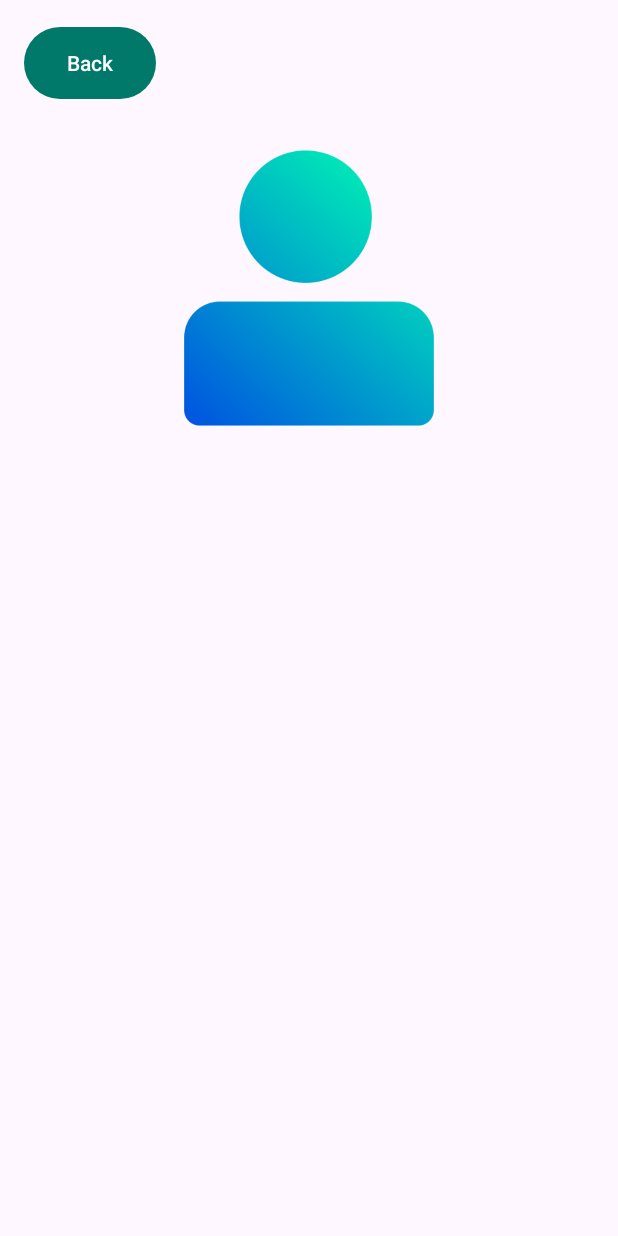
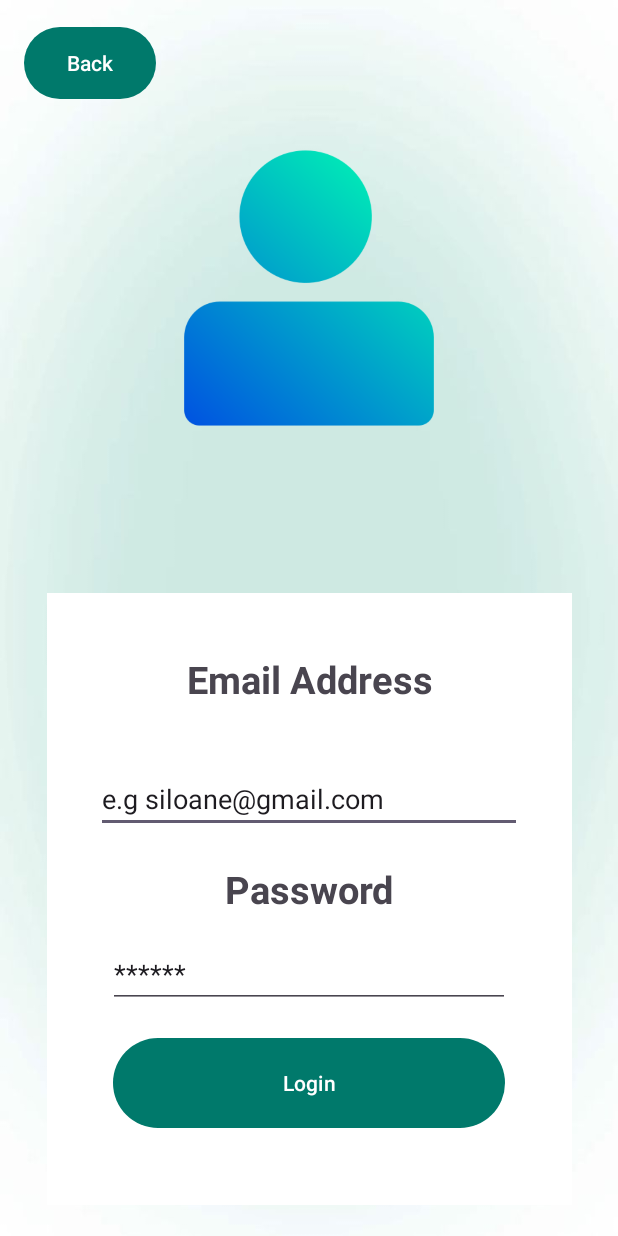
Before and after one commit to JennJenn20/FindMyServicesApp, an Android app: the layout activity_login.xml on its own in the app's theme, with its tools: preview values and no code run, on a phone screen of 412 x 824 dp. Run offline under Robolectric (Android 15) with nearby library versions, the phone set to English and light mode, and no system bars.

Commit message:
3rd commit

```diff
--- a/app/src/main/res/layout/activity_login.xml
+++ b/app/src/main/res/layout/activity_login.xml
@@ -3,6 +3,7 @@
     xmlns:app="http://schemas.android.com/apk/res-auto"
     xmlns:tools="http://schemas.android.com/tools"
     android:layout_width="match_parent"
+    android:background="@drawable/back_ground_pic"
     android:layout_height="match_parent">
 
     <Button
@@ -33,13 +34,70 @@
 
     <LinearLayout
         android:id="@+id/linearLayout2"
-        android:layout_width="409dp"
-        android:layout_height="422dp"
+        android:layout_width="350dp"
+        android:layout_height="408dp"
+        android:background="@color/white"
         android:orientation="vertical"
         app:layout_constraintBottom_toBottomOf="parent"
         app:layout_constraintEnd_toEndOf="parent"
-        app:layout_constraintHorizontal_bias="0.0"
         app:layout_constraintStart_toStartOf="parent"
         app:layout_constraintTop_toTopOf="parent"
-        app:layout_constraintVertical_bias="0.987"/>
+        app:layout_constraintVertical_bias="0.951">
+
+        <TextView
+            android:id="@+id/emailTextView"
+            android:layout_width="match_parent"
+            android:layout_height="wrap_content"
+            android:layout_gravity="center"
+            android:layout_marginTop="40dp"
+            android:gravity="center"
+            android:text="Email Address"
+            android:textSize="25sp"
+            android:textStyle="bold" />
+
+        <EditText
+            android:id="@+id/editTextTextEmailAddress"
+            android:layout_width="284dp"
+            android:layout_height="wrap_content"
+            android:layout_gravity="center"
+            android:layout_marginTop="40dp"
+            android:ems="10"
+            android:inputType="textEmailAddress"
+            android:text="e.g siloane@gmail.com"
+            app:layout_constraintBottom_toTopOf="@+id/emailTextView" />
+
+        <TextView
+            android:id="@+id/PasswordTextView"
+            android:layout_width="398dp"
+            android:layout_height="31dp"
+            android:layout_gravity="center"
+            android:layout_marginTop="20dp"
+            android:gravity="center"
+            android:text="Password"
+            android:textSize="25sp"
+            android:textStyle="bold" />
+
+        <EditText
+            android:id="@+id/editTextTextPassword"
+            android:layout_width="268dp"
+            android:layout_height="wrap_content"
+            android:layout_gravity="center"
+            android:layout_marginTop="20dp"
+            android:ems="10"
+            android:inputType="textEmailAddress"
+            android:text="******"
+            app:layout_constraintBottom_toTopOf="@+id/emailTextView" />
+
+        <Button
+            android:id="@+id/button4"
+            android:layout_width="261dp"
+            android:layout_height="60dp"
+            android:layout_gravity="center"
+            android:layout_marginTop="20dp"
+            android:background="@drawable/rounded_button"
+            android:text="Login"
+            android:textColor="@color/white"
+            app:backgroundTint="@color/teal_blue" />
+    </LinearLayout>
+
 </androidx.constraintlayout.widget.ConstraintLayout>
--- a/app/src/main/res/layout/activity_main.xml
+++ b/app/src/main/res/layout/activity_main.xml
@@ -9,7 +9,7 @@
 
         <!-- Login Button -->
         <Button
-            android:id="@+id/button"
+            android:id="@+id/MovetoLoginPage"
             android:layout_width="102dp"
             android:layout_height="34dp"
             android:background="@android:color/transparent"
@@ -27,7 +27,7 @@
 
         <!-- Sign Up Button -->
         <com.google.android.material.button.MaterialButton
-            android:id="@+id/button2"
+            android:id="@+id/MovetoSignUpPage"
             android:layout_width="234dp"
             android:layout_height="66dp"
             android:text="Sign Up"
```
Also changed, not shown: app/src/main/AndroidManifest.xml (+8 -0 lines), app/src/main/java/com/example/findmyservicep2/LoginActivity.kt (+22 -2 lines), app/src/main/java/com/example/findmyservicep2/MainActivity.kt (+25 -1 lines), app/src/main/java/com/example/findmyservicep2/SignUpActivity.kt (+23 -1 lines).
